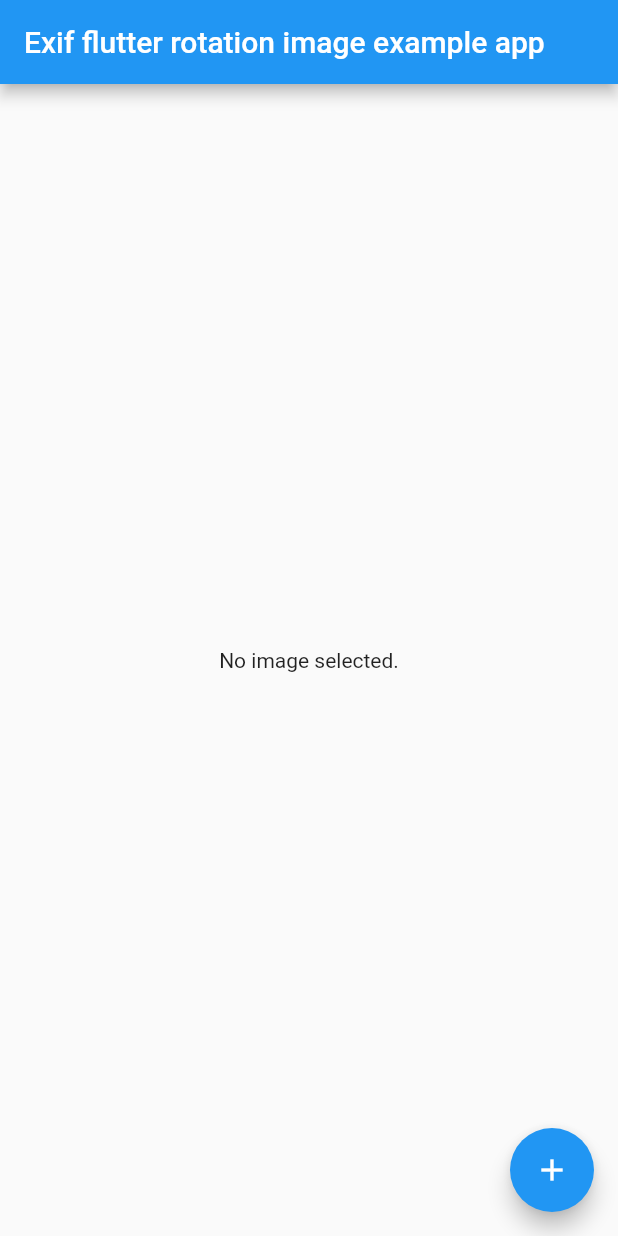
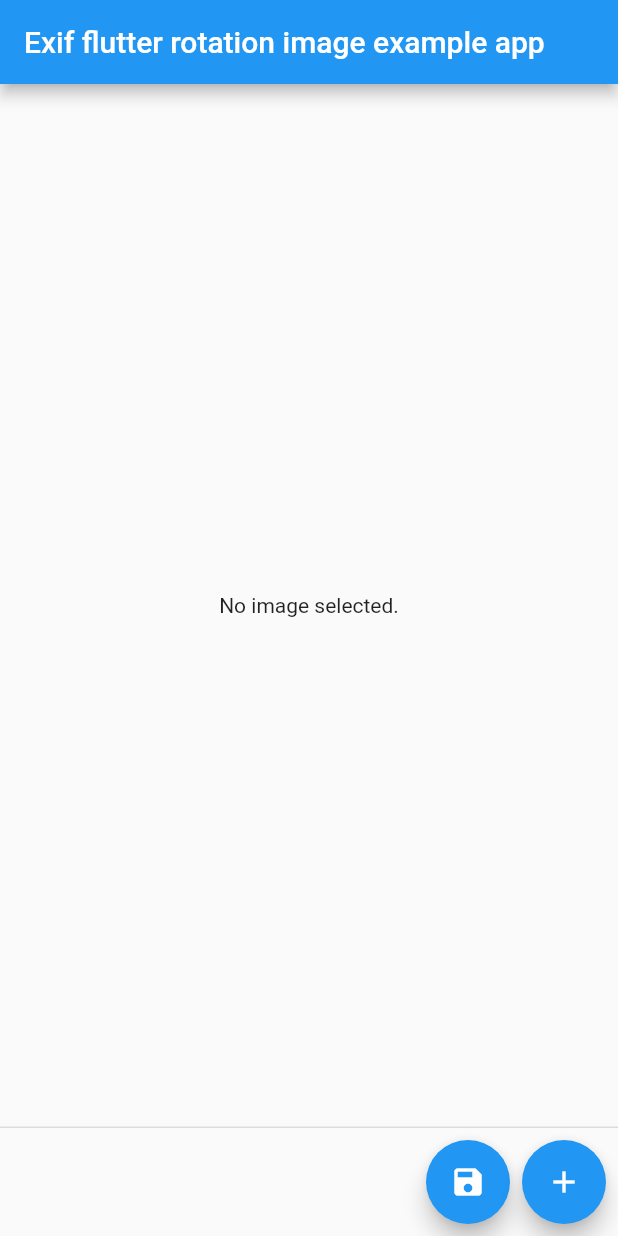
Before and after one commit to NGhebreial/flutter_exif_rotation, a Flutter app: the screen it shows after launch, after a tap on the "add" icon, on a phone screen of 412 x 824 dp. Run offline on Flutter 3.47's test engine with Material 2 defaults, Android fonts, the phone set to English and light mode, and no system bars; our stand-ins replace image_picker.

```diff
--- a/example/lib/main.dart
+++ b/example/lib/main.dart
@@ -19,9 +19,21 @@ class _MyAppState extends State<MyApp> {
 
   Future getImage() async {
     File image = await ImagePicker.pickImage(source: ImageSource.gallery);
+    if (image != null && image.path != null) {
+      image = await FlutterExifRotation.rotateImage(path: image.path);
 
-    if (image.path != null) {
-      image = await FlutterExifRotation.rotateImage(path: image.path);
+      if (image != null) {
+        setState(() {
+          _image = image;
+        });
+      }
+    }
+  }
+
+  Future getImageAndSave() async {
+    File image = await ImagePicker.pickImage(source: ImageSource.gallery);
+    if (image != null && image.path != null) {
+      image = await FlutterExifRotation.rotateAndSaveImage(path: image.path);
 
       if (image != null) {
         setState(() {
@@ -48,11 +60,18 @@ class _MyAppState extends State<MyApp> {
               ? new Text('No image selected.')
               : new Image.file(_image),
         ),
-        floatingActionButton: new FloatingActionButton(
-          onPressed: getImage,
-          tooltip: 'Pick Image',
-          child: new Icon(Icons.add),
-        ),
+        persistentFooterButtons: <Widget>[
+          new FloatingActionButton(
+            onPressed: getImageAndSave,
+            tooltip: 'Pick Image and save',
+            child: new Icon(Icons.save),
+          ),
+          new FloatingActionButton(
+            onPressed: getImage,
+            tooltip: 'Pick Image without saving',
+            child: new Icon(Icons.add),
+          ),
+        ],
       ),
     );
   }
--- a/example/pubspec.yaml
+++ b/example/pubspec.yaml
@@ -17,7 +17,7 @@ dev_dependencies:
   flutter_test:
     sdk: flutter
 
-  image_picker: ^0.6.0+10
+  image_picker: ^0.6.1
   flutter_exif_rotation:
     path: ../
 
--- a/pubspec.yaml
+++ b/pubspec.yaml
@@ -1,7 +1,7 @@
 name: flutter_exif_rotation
 description:
   Flutter plugin that fixes the picture orientation when it's took in landscape for some devices.
-version: 0.2.3
+version: 0.2.4
 author: Nadia Ghebreial Nieto <nadiagnieto@gmail.com>
 homepage: https://github.com/NGhebreial/flutter_exif_rotation
 repository: https://github.com/NGhebreial/flutter_exif_rotation
```
Also changed, not shown: lib/flutter_exif_rotation.dart (+16 -3 lines), 4 other files.
